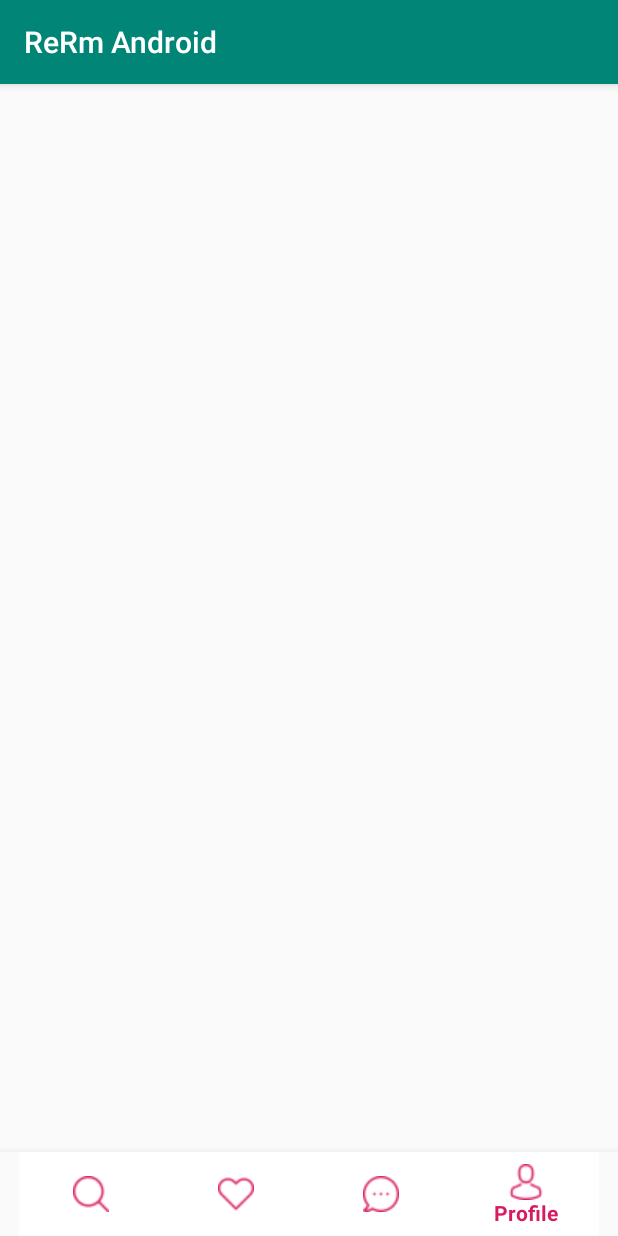
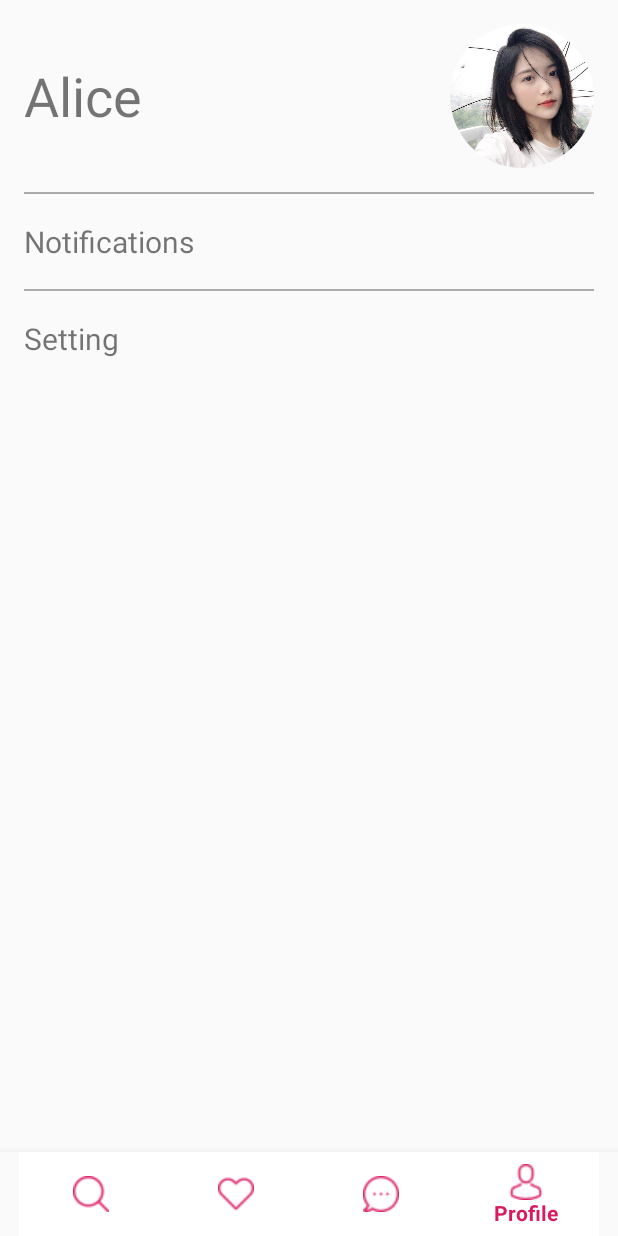
Before and after one commit to TranNguyenGiaHuy/ReRm-Android, an Android app: the screen it shows after launch (MainActivity), item 4 of the bottom bar chosen, on a phone screen of 412 x 824 dp. Run offline under Robolectric (Android 15) with nearby library versions, the phone set to English and light mode, and no system bars; our stand-ins replace CircleImageView.

Commit message:
Profile tab

```diff
--- a/app/build.gradle
+++ b/app/build.gradle
@@ -26,14 +26,17 @@ android {
 
 dependencies {
     implementation fileTree(dir: 'libs', include: ['*.jar'])
-    implementation"org.jetbrains.kotlin:kotlin-stdlib-jdk7:$kotlin_version"
+    implementation "org.jetbrains.kotlin:kotlin-stdlib-jdk7:$kotlin_version"
     implementation 'com.android.support:appcompat-v7:28.0.0'
     implementation 'com.android.support.constraint:constraint-layout:1.1.3'
     implementation 'com.android.support:design:28.0.0'
+    implementation 'com.android.support:support-v4:28.0.0'
+    implementation 'de.hdodenhof:circleimageview:3.0.0'
     kapt 'com.google.dagger:dagger-compiler:2.16'
     kapt 'com.google.dagger:dagger-android-processor:2.16'
     implementation 'com.google.dagger:dagger-android-support:2.16'
     testImplementation 'junit:junit:4.12'
     androidTestImplementation 'com.android.support.test:runner:1.0.2'
     androidTestImplementation 'com.android.support.test.espresso:espresso-core:3.0.2'
+    implementation 'com.android.support:recyclerview-v7:28.0.0'
 }
--- a/app/src/main/AndroidManifest.xml
+++ b/app/src/main/AndroidManifest.xml
@@ -8,7 +8,7 @@
             android:label="@string/app_name"
             android:roundIcon="@mipmap/ic_launcher_round"
             android:supportsRtl="true"
-            android:theme="@style/AppTheme" tools:ignore="GoogleAppIndexingWarning">
+            android:theme="@style/AppTheme.NoActionBar" tools:ignore="GoogleAppIndexingWarning">
         <activity android:name=".activity.MainActivity">
             <intent-filter>
                 <action android:name="android.intent.action.MAIN"/>
--- a/app/src/main/java/com/huytran/rermandroid/activity/MainActivity.kt
+++ b/app/src/main/java/com/huytran/rermandroid/activity/MainActivity.kt
@@ -1,13 +1,44 @@
 package com.huytran.rermandroid.activity
 
 import android.os.Bundle
+import android.support.design.widget.BottomNavigationView
+import android.support.v4.app.Fragment
 import com.huytran.rermandroid.R
 import com.huytran.rermandroid.activity.base.BaseActivity
+import com.huytran.rermandroid.fragment.ExploreFragment
+import com.huytran.rermandroid.fragment.ProfileFragment
+import com.huytran.rermandroid.fragment.TestFragment
 
 class MainActivity : BaseActivity() {
 
     override fun onCreate(savedInstanceState: Bundle?) {
         super.onCreate(savedInstanceState)
         setContentView(R.layout.activity_main)
+
+        val bottomNavigation : BottomNavigationView = findViewById(R.id.navigationView)
+        bottomNavigation.setOnNavigationItemSelectedListener(mOnNavigationItemSelectedListener)
+    }
+
+    private val mOnNavigationItemSelectedListener = BottomNavigationView.OnNavigationItemSelectedListener { item ->
+        when (item.itemId) {
+            R.id.navigation_profile -> {
+                val profileFragment = ProfileFragment.newInstance()
+                openFragment(profileFragment)
+                return@OnNavigationItemSelectedListener true
+            }
+            R.id.navigation_explore -> {
+                val exploreFragment = ExploreFragment.newInstance()
+                openFragment(exploreFragment)
+                return@OnNavigationItemSelectedListener true
+            }
+        }
+        false
+    }
+
+    private fun openFragment(fragment: Fragment) {
+        val transaction = supportFragmentManager.beginTransaction()
+        transaction.replace(R.id.container, fragment)
+        transaction.addToBackStack(null)
+        transaction.commit()
     }
 }
--- /dev/null
+++ b/app/src/main/java/com/huytran/rermandroid/fragment/ExploreFragment.kt
@@ -0,0 +1,49 @@
+package com.huytran.rermandroid.fragment
+
+import android.content.Context
+import android.net.Uri
+import android.os.Bundle
+import android.support.v4.app.Fragment
+import android.view.LayoutInflater
+import android.view.Menu
+import android.view.View
+import android.view.ViewGroup
+import android.widget.SearchView
+
+import com.huytran.rermandroid.R
+
+
+class ExploreFragment : Fragment() {
+
+    override fun onCreate(savedInstanceState: Bundle?) {
+        super.onCreate(savedInstanceState)
+
+
+    }
+
+    override fun onCreateView(
+        inflater: LayoutInflater, container: ViewGroup?,
+        savedInstanceState: Bundle?
+    ): View? {
+        // Inflate the layout for this fragment
+        return inflater.inflate(R.layout.fragment_explore, container, false)
+
+
+    }
+
+
+    override fun onAttach(context: Context) {
+        super.onAttach(context)
+
+    }
+
+    override fun onDetach() {
+        super.onDetach()
+    }
+
+
+    companion object {
+        fun newInstance(): ExploreFragment = ExploreFragment();
+    }
+
+}
--- /dev/null
+++ b/app/src/main/java/com/huytran/rermandroid/fragment/ProfileFragment.kt
@@ -0,0 +1,45 @@
+package com.huytran.rermandroid.fragment
+
+import android.content.Context
+import android.net.Uri
+import android.os.Bundle
+import android.support.v4.app.Fragment
+import android.view.LayoutInflater
+import android.view.Menu
+import android.view.View
+import android.view.ViewGroup
+import android.widget.SearchView
+
+import com.huytran.rermandroid.R
+
+
+class ProfileFragment : Fragment() {
+
+
+
+    override fun onCreate(savedInstanceState: Bundle?) {
+        super.onCreate(savedInstanceState)
+
+    }
+
+    override fun onCreateView(
+        inflater: LayoutInflater, container: ViewGroup?,
+        savedInstanceState: Bundle?
+    ): View? {
+        // Inflate the layout for this fragment
+        return inflater.inflate(R.layout.fragment_profile, container, false)
+    }
+    override fun onAttach(context: Context) {
+        super.onAttach(context)
+
+    }
+
+    override fun onDetach() {
+        super.onDetach()
+
+    }
+
+    companion object {
+        fun newInstance(): ProfileFragment = ProfileFragment();
+    }
+}
--- a/app/src/main/res/layout/activity_main.xml
+++ b/app/src/main/res/layout/activity_main.xml
@@ -10,9 +10,10 @@
     <FrameLayout
             android:id="@+id/container"
             android:layout_width="match_parent"
-            android:layout_height="679dp"
+            android:layout_height="wrap_content"
             app:layout_behavior="@string/appbar_scrolling_view_behavior"
-            app:layout_constraintBottom_toTopOf="@+id/navigationView"/>
+            tools:layout_editor_absoluteX="16dp"
+            tools:layout_editor_absoluteY="4dp"/>
     <android.support.design.widget.BottomNavigationView
             android:id="@+id/navigationView"
             android:layout_width="0dp"
--- /dev/null
+++ b/app/src/main/res/layout/fragment_explore.xml
@@ -0,0 +1,14 @@
+<?xml version="1.0" encoding="utf-8"?>
+<FrameLayout xmlns:android="http://schemas.android.com/apk/res/android"
+             xmlns:tools="http://schemas.android.com/tools"
+             android:layout_width="match_parent"
+             android:layout_height="match_parent"
+             tools:context=".fragment.ExploreFragment">
+
+    <!-- TODO: Update blank fragment layout -->
+    <TextView
+            android:layout_width="match_parent"
+            android:layout_height="match_parent"
+            android:text="@string/hello_blank_fragment"/>
+
+</FrameLayout>
--- /dev/null
+++ b/app/src/main/res/layout/fragment_profile.xml
@@ -0,0 +1,84 @@
+<?xml version="1.0" encoding="utf-8"?>
+<FrameLayout xmlns:android="http://schemas.android.com/apk/res/android"
+             xmlns:app="http://schemas.android.com/apk/res-auto" xmlns:tools="http://schemas.android.com/tools"
+             android:layout_width="match_parent"
+             android:layout_height="match_parent"
+             tools:context=".fragment.ProfileFragment">
+    <ScrollView
+            android:layout_width="match_parent"
+            android:layout_height="match_parent" android:textAlignment="center">
+
+        <LinearLayout
+                android:orientation="vertical"
+                android:layout_width="match_parent"
+                android:layout_height="wrap_content" >
+            <LinearLayout
+                    android:orientation="horizontal"
+                    android:layout_width="match_parent"
+                    android:layout_height="match_parent" android:layout_marginTop="16dp">
+                <TextView
+                        android:text="Alice "
+                        android:textSize="36sp"
+                        android:layout_width="wrap_content"
+                        android:layout_height="wrap_content"
+                        android:id="@+id/profile_username"
+                        android:layout_weight="1" android:layout_gravity="center" android:layout_marginLeft="16dp"/>
+                <de.hdodenhof.circleimageview.CircleImageView
+                        android:id="@+id/profile_image"
+                        android:layout_width="96dp"
+                        android:layout_height="96dp"
+                        android:src="@drawable/avatar"
+                        app:civ_border_width="0dp"
+                        app:civ_border_color="#FF000000" android:layout_gravity="center"
+                        android:layout_marginRight="16dp"/>
+            </LinearLayout>
+            <View
+                    android:layout_marginTop="16dp"
+                    android:layout_marginLeft="16dp"
+                    android:layout_marginRight="16dp"
+                    android:layout_width="match_parent"
+                    android:layout_height="1dp"
+                    android:background="@android:color/darker_gray"/>
+            <LinearLayout
+                    android:orientation="horizontal"
+                    android:layout_width="match_parent"
+                    android:layout_height="63dp"
+                    android:id="@+id/profile_notification"
+                    >
+
+                <TextView
+                        android:text="Notifications"
+                        android:layout_width="match_parent"
+                        android:layout_height="wrap_content"
+                        android:layout_gravity="center"
+                        android:layout_marginLeft="16dp"
+                        android:id="@+id/textView"
+                        android:layout_weight="1"
+                        android:textSize="20sp"/>
+            </LinearLayout>
+            <View
+                    android:layout_marginLeft="16dp"
+                    android:layout_marginRight="16dp"
+                    android:layout_width="match_parent"
+                    android:layout_height="1dp"
+                    android:background="@android:color/darker_gray"/>
+            <LinearLayout
+                    android:orientation="horizontal"
+                    android:layout_width="match_parent"
+                    android:layout_height="63dp"
+                    android:id="@+id/profile_setting"
+            >
+
+                <TextView
+                        android:text="Setting"
+                        android:layout_width="match_parent"
+                        android:layout_height="wrap_content"
+                        android:layout_gravity="center"
+                        android:layout_marginLeft="16dp"
+                        android:id="@+id/setting"
+                        android:layout_weight="1"
+                        android:textSize="20sp"/>
+            </LinearLayout>
+        </LinearLayout>
+    </ScrollView>
+</FrameLayout>
--- a/app/src/main/res/menu/navigation.xml
+++ b/app/src/main/res/menu/navigation.xml
@@ -2,9 +2,9 @@
 <menu xmlns:android="http://schemas.android.com/apk/res/android">
 
     <item
-            android:id="@+id/navigation_find"
+            android:id="@+id/navigation_explore"
             android:icon="@drawable/ic_nav_find"
-            android:title="Find"
+            android:title="Explore"
     />
     <item
             android:id="@+id/navigation_save"
--- a/app/src/main/res/values/strings.xml
+++ b/app/src/main/res/values/strings.xml
@@ -1,3 +1,6 @@
 <resources>
     <string name="app_name">ReRm Android</string>
+
+    <!-- TODO: Remove or change this placeholder text -->
+    <string name="hello_blank_fragment">Hello blank fragment</string>
 </resources>
--- a/app/src/main/res/values/styles.xml
+++ b/app/src/main/res/values/styles.xml
@@ -8,4 +8,9 @@
         <item name="colorAccent">@color/colorAccent</item>
     </style>
 
+    <style name="AppTheme.NoActionBar">
+        <item name="windowActionBar">false</item>
+        <item name="windowNoTitle">true</item>
+    </style>
+
 </resources>
```
Also changed, not shown: app/src/main/res/drawable/avatar.jpg (added).
